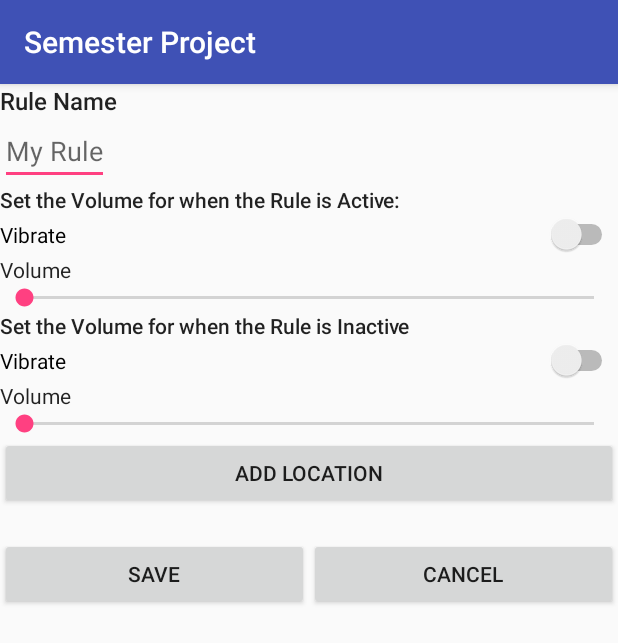
After one commit to john-mcdonald-umd/SemesterProject, an Android app: the VolumeLocationActivity screen opened directly, with no data from a screen before it, on a phone screen of 412 x 824 dp. The commit adds this screen. Shown: the top 643 px of the screen. Run offline under Robolectric (Android 15) with nearby library versions, the phone set to English and light mode, and no system bars.

Commit message:
Created VolumeLocationActivity, VolumeLocationFragment, fragment_volume_location.xml
Got the Volume Location stuff to work with the Google Place Picker.
Made some UI changes with labels and buttons vs textviews

```diff
--- a/app/src/main/AndroidManifest.xml
+++ b/app/src/main/AndroidManifest.xml
@@ -21,6 +21,9 @@
         <activity android:name=".VolumeTimeActivity">
         </activity>
 
+        <activity android:name=".VolumeLocationActivity">
+        </activity>
+
         <meta-data
             android:name="com.google.android.geo.API_KEY"
             android:value="AIzaSyD7BCwIUBQkcVho5lbPu6vZ5w89C5y1kIE"/>
--- /dev/null
+++ b/app/src/main/java/edu/umd/cs/semesterproject/VolumeLocationActivity.java
@@ -0,0 +1,22 @@
+package edu.umd.cs.semesterproject;
+
+import android.os.Bundle;
+import android.support.v4.app.Fragment;
+
+import edu.umd.cs.semesterproject.fragment.VolumeLocationFragment;
+
+
+
+public class VolumeLocationActivity extends SingleFragmentActivity {
+
+    @Override
+    protected void onCreate(Bundle savedInstanceState) {
+        // Call to super
+        super.onCreate(savedInstanceState);
+    }
+
+    @Override
+    protected Fragment createFragment() {
+        return VolumeLocationFragment.newInstance();
+    }
+}
--- /dev/null
+++ b/app/src/main/java/edu/umd/cs/semesterproject/fragment/VolumeLocationFragment.java
@@ -0,0 +1,125 @@
+package edu.umd.cs.semesterproject.fragment;
+
+import android.app.Activity;
+import android.content.Intent;
+import android.os.Bundle;
+import android.support.v4.app.Fragment;
+import android.util.Log;
+import android.view.LayoutInflater;
+import android.view.View;
+import android.view.ViewGroup;
+import android.widget.Button;
+import android.widget.EditText;
+import android.widget.TextView;
+import android.widget.Toast;
+
+import com.google.android.gms.common.GooglePlayServicesNotAvailableException;
+import com.google.android.gms.common.GooglePlayServicesRepairableException;
+import com.google.android.gms.location.places.Place;
+import com.google.android.gms.location.places.ui.PlacePicker;
+
+import edu.umd.cs.semesterproject.R;
+
+public class VolumeLocationFragment extends Fragment {
+
+    private final String TAG = "VolumeLocationFragment";
+
+    public static final String RULE_CREATED = "RULE_CREATED";
+    private static final int PLACE_PICKER_REQUEST = 199;
+
+    private Button addLocationButton;
+    private Place place;
+    private TextView locationLabel;
+
+    public static Fragment newInstance() {
+        return new VolumeLocationFragment();
+    }
+
+    public View onCreateView(LayoutInflater inflater, ViewGroup container, Bundle savedInstanceState) {
+        // Call to super
+        super.onCreateView(inflater, container, savedInstanceState);
+
+        // Set content view
+        View view = inflater.inflate(R.layout.fragment_volume_location, container, false);
+        EditText ruleName = (EditText) view.findViewById(R.id.rule_name);
+        Button saveButton = (Button) view.findViewById(R.id.save_button);
+        Button cancelButton = (Button) view.findViewById(R.id.cancel_button);
+        addLocationButton = (Button) view.findViewById(R.id.button_add_location);
+        locationLabel = (TextView) view.findViewById(R.id.text_view_display_location);
+
+        // Link UI elements
+        addLocationButton.setOnClickListener(new Button.OnClickListener() {
+            @Override
+            public void onClick(View v){
+                try{
+
+                    PlacePicker.IntentBuilder builder = new PlacePicker.IntentBuilder();
+                    try {
+                        startActivityForResult(builder.build(getActivity()), PLACE_PICKER_REQUEST);
+                    } catch (GooglePlayServicesRepairableException e) {
+                        e.printStackTrace();
+                    } catch (GooglePlayServicesNotAvailableException e) {
+                        e.printStackTrace();
+                    }
+
+                } catch (Exception e){
+                    Log.e(TAG, e.toString());
+                }
+            }
+        });
+
+        saveButton.setOnClickListener(new Button.OnClickListener() {
+            @Override
+            public void onClick(View v){
+                try{
+
+
+                    if (place != null) {
+                        Intent intent = new Intent();
+                        intent.putExtra(RULE_CREATED, "asdf");
+                        getActivity().setResult(Activity.RESULT_OK, intent);
+                        getActivity().finish();
+                    }
+                    else{
+                        Toast toast = Toast.makeText(getActivity(), "Please set both the start and end times before saving.", Toast.LENGTH_SHORT);
+                        toast.show();
+                    }
+                } catch (Exception e){
+                    Log.e(TAG, e.toString());
+                }
+            }
+        });
+        cancelButton.setOnClickListener(new Button.OnClickListener() {
+            @Override
+            public void onClick(View v){
+                try{
+                    Intent returnIntent = new Intent();
+                    getActivity().setResult(Activity.RESULT_CANCELED, returnIntent);
+                    getActivity().finish();
+                } catch (Exception e){
+                    Log.e(TAG, e.toString());
+                }
+            }
+        });
+
+        return view;
+    }
+
+    @Override
+    public void onActivityResult(int requestCode, int resultCode, Intent data) {
+
+        // Retrieves the location selected by the user through Place Picker
+        if (requestCode == PLACE_PICKER_REQUEST) {
+            if (resultCode == Activity.RESULT_OK) {
+
+                addLocationButton.setVisibility(View.GONE);
+                Place p = PlacePicker.getPlace(data, getActivity());
+                String toastMsg = String.format("Place: %s", p.getName());
+                Toast.makeText(getActivity(), toastMsg, Toast.LENGTH_LONG).show();
+                place = p;
+                locationLabel.setText("Selected Location: " + p.getName());
+                locationLabel.setVisibility(View.VISIBLE);
+            }
+        }
+    }
+}
--- a/app/src/main/res/layout/dialog_fragment_rule_type.xml
+++ b/app/src/main/res/layout/dialog_fragment_rule_type.xml
@@ -9,7 +9,7 @@
     android:paddingBottom="@dimen/activity_vertical_margin"
     android:paddingLeft="@dimen/activity_horizontal_margin">
 
-    <TextView
+    <Button
         android:id="@+id/text_view_time_rule"
         android:layout_width="match_parent"
         android:layout_height="wrap_content"
@@ -17,7 +17,7 @@
         android:padding="@dimen/view_padding"
         android:textAppearance="@style/TextAppearance.AppCompat.Medium"/>
 
-    <TextView
+    <Button
         android:id="@+id/text_view_location_rule"
         android:layout_width="match_parent"
         android:layout_height="wrap_content"
--- a/app/src/main/res/layout/fragment_rule_name.xml
+++ b/app/src/main/res/layout/fragment_rule_name.xml
@@ -6,7 +6,9 @@
     <TextView
         android:layout_width="wrap_content"
         android:layout_height="wrap_content"
-        android:text="@string/rule_name"/>
+        android:text="@string/rule_name"
+        android:textAppearance="@style/TextAppearance.AppCompat.Body2"
+        android:textSize="16sp" />
 
     <EditText
         android:layout_width="wrap_content"
--- /dev/null
+++ b/app/src/main/res/layout/fragment_volume_location.xml
@@ -0,0 +1,47 @@
+<?xml version="1.0" encoding="utf-8"?>
+<LinearLayout xmlns:android="http://schemas.android.com/apk/res/android"
+    android:orientation="vertical" android:layout_width="match_parent"
+    android:layout_height="match_parent">
+
+    <include layout="@layout/fragment_rule_name"/>
+
+    <include layout="@layout/fragment_volume"/>
+
+
+    <Button
+        android:id="@+id/button_add_location"
+        android:layout_width="match_parent"
+        android:layout_height="wrap_content"
+        android:text="@string/add_location_button" />
+
+    <TextView
+        android:id="@+id/text_view_display_location"
+        android:layout_width="match_parent"
+        android:layout_height="wrap_content"
+        android:text="@string/display_location_label"
+        android:textAppearance="@style/TextAppearance.AppCompat.Body2"
+        android:visibility="invisible" />
+
+    <LinearLayout
+        android:layout_width="match_parent"
+        android:layout_height="wrap_content"
+        android:orientation="horizontal">
+
+        <Button
+            android:id="@+id/save_button"
+            android:layout_width="wrap_content"
+            android:layout_height="wrap_content"
+            android:layout_weight="1"
+            android:text="@string/save_button" />
+
+        <Button
+            android:id="@+id/cancel_button"
+            android:layout_width="wrap_content"
+            android:layout_height="wrap_content"
+            android:layout_weight="1"
+            android:text="@string/cancel_button" />
+
+    </LinearLayout>
+
+
+</LinearLayout>
--- a/app/src/main/res/values/strings.xml
+++ b/app/src/main/res/values/strings.xml
@@ -30,4 +30,8 @@
 
     <string name="time_rule">Time Rule</string>
     <string name="location_rule">Location Rule</string>
+
+    <string name="add_location_button">Add Location</string>
+
+    <string name="display_location_label">Selected Location: </string>
 </resources>
```
Also changed, not shown: app/src/main/java/edu/umd/cs/semesterproject/dialog/RuleTypeDialogFragment.java (+19 -26 lines).
